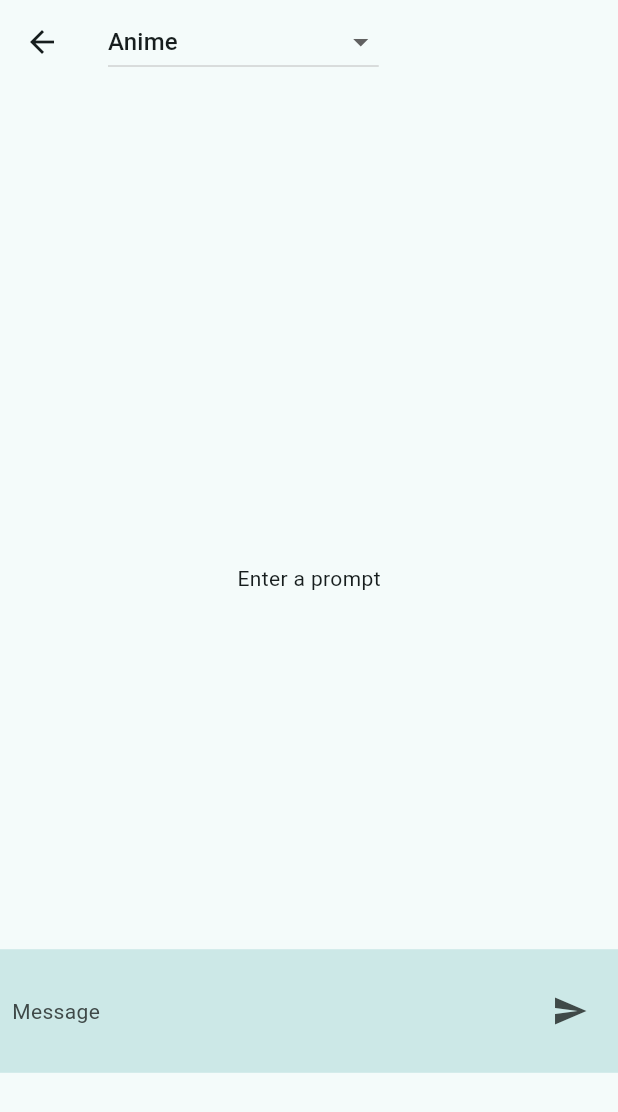
After one commit to vchib1/chat-ai-demo, a Flutter app: the screen it shows after launch, after a tap on "Imagine AI Image generator", on a phone screen of 412 x 824 dp. The commit adds this screen. Shown: the top 1112 px of the screen. Run offline on Flutter 3.47's test engine with Material 3 defaults, Android fonts, the light colour scheme and no system bars; our stand-ins replace equatable, flutter_riverpod, image_picker.

Commit message:
added 2nd image generation with art style option

```diff
--- a/lib/main.dart
+++ b/lib/main.dart
@@ -13,7 +13,7 @@ class MyApp extends StatelessWidget {
   @override
   Widget build(BuildContext context) {
     return MaterialApp(
-      title: 'Flutter Demo',
+      title: 'Chat AI Demo',
       theme: ThemeData(
         colorScheme: ColorScheme.fromSeed(seedColor: Colors.cyanAccent),
         useMaterial3: true,
--- /dev/null
+++ b/lib/src/providers/imagine_notifier.dart
@@ -0,0 +1,28 @@
+import 'package:chatgpt_api_demo/src/providers/states/image_states.dart';
+import 'package:flutter_riverpod/flutter_riverpod.dart';
+
+import '../services/api/imagine_ai.dart';
+
+final imagineState = StateNotifierProvider<ImagineStateNotifier, ImagineState>(
+    (ref) => ImagineStateNotifier(api: ImageGenerationAPI()));
+
+class ImagineStateNotifier extends StateNotifier<ImagineState> {
+  final ImageGenerationAPI _api;
+
+  ImagineStateNotifier({required ImageGenerationAPI api})
+      : _api = api,
+        super(ImagineInitialState());
+
+  Future<void> sendPrompt(String prompt, int style) async {
+    try {
+      state = ImagineLoadingState();
+
+      final response =
+          await _api.sendImageProcessingRequest(prompt: prompt, style: style);
+
+      state = ImagineLoadedState(bytes: response);
+    } catch (e) {
+      state = ImagineErrorState(error: e.toString());
+    }
+  }
+}
--- /dev/null
+++ b/lib/src/providers/states/image_states.dart
@@ -0,0 +1,38 @@
+import 'dart:typed_data';
+import '../../models/image_model.dart';
+
+sealed class DallEState {}
+
+class DallEInitialState extends DallEState {}
+
+class DallELoadingState extends DallEState {}
+
+class DallELoadedState extends DallEState {
+  final ImageModel data;
+
+  DallELoadedState({required this.data});
+}
+
+class DallEErrorState extends DallEState {
+  final String error;
+
+  DallEErrorState({required this.error});
+}
+
+sealed class ImagineState {}
+
+class ImagineInitialState extends ImagineState {}
+
+class ImagineLoadingState extends ImagineState {}
+
+class ImagineLoadedState extends ImagineState {
+  final Uint8List bytes;
+
+  ImagineLoadedState({required this.bytes});
+}
+
+class ImagineErrorState extends ImagineState {
+  final String error;
+
+  ImagineErrorState({required this.error});
+}
--- a/lib/src/views/home_page.dart
+++ b/lib/src/views/home_page.dart
@@ -1,6 +1,7 @@
 import 'package:chatgpt_api_demo/src/utils/extensions/build_context.dart';
 import 'package:chatgpt_api_demo/src/views/chat_page.dart';
-import 'package:chatgpt_api_demo/src/views/image_page.dart';
+import 'package:chatgpt_api_demo/src/views/dall_e_ai.dart';
+import 'package:chatgpt_api_demo/src/views/imagine_ai.dart';
 import 'package:flutter/material.dart';
 
 class HomePage extends StatefulWidget {
@@ -21,15 +22,21 @@ class _HomePageState extends State<HomePage> {
           children: [
             MaterialButton(
               color: context.colorScheme.secondaryContainer,
-              minWidth: MediaQuery.of(context).size.width * .50,
+              minWidth: context.width * .50,
               onPressed: () => context.push(page: const ChatPage()),
               child: const Text("ChatBot"),
             ),
             MaterialButton(
               color: context.colorScheme.secondaryContainer,
-              minWidth: MediaQuery.of(context).size.width * .50,
-              onPressed: () => context.push(page: const ImagePage()),
-              child: const Text("Image"),
+              minWidth: context.width * .50,
+              onPressed: () => context.push(page: const DallEPage()),
+              child: const Text("Dall-e Image generator"),
+            ),
+            MaterialButton(
+              color: context.colorScheme.secondaryContainer,
+              minWidth: context.width * .50,
+              onPressed: () => context.push(page: const ImagineAIPage()),
+              child: const Text("Imagine AI Image generator"),
             ),
           ],
         ),
--- /dev/null
+++ b/lib/src/views/imagine_ai.dart
@@ -0,0 +1,129 @@
+import 'package:chatgpt_api_demo/src/providers/states/image_states.dart';
+import 'package:flutter/material.dart';
+import 'package:flutter_riverpod/flutter_riverpod.dart';
+import '../providers/imagine_notifier.dart';
+
+class ImagineAIPage extends StatefulWidget {
+  const ImagineAIPage({super.key});
+
+  @override
+  State<ImagineAIPage> createState() => _ImagineAIPageState();
+}
+
+class _ImagineAIPageState extends State<ImagineAIPage> {
+  //
+  late TextEditingController _controller;
+
+  late int _selectedArtStyle;
+
+  final List<List<dynamic>> _artStyleOptions = [
+    ["Anime", 21],
+    ["Portrait", 26],
+    ["Realistic", 29],
+    ["Imagine V1", 27],
+    ["Imagine V3", 28],
+    ["Imagine V4", 30],
+    ["Imagine V4 - Creative", 31],
+    ["Imagine V4.1", 32],
+    ["Imagine V5", 33],
+  ];
+
+  @override
+  void initState() {
+    super.initState();
+    _controller = TextEditingController();
+    _selectedArtStyle = _artStyleOptions.first[1];
+  }
+
+  @override
+  void dispose() {
+    super.dispose();
+    _controller.dispose();
+  }
+
+  Future<void> _sendPrompt(WidgetRef ref) async {
+    final prompt = _controller.text.trim();
+
+    if (prompt.isEmpty) {
+      return;
+    }
+    _controller.clear();
+    await ref.read(imagineState.notifier).sendPrompt(prompt, _selectedArtStyle);
+  }
+
+  @override
+  Widget build(BuildContext context) {
+    return Scaffold(
+      appBar: AppBar(
+        title: DropdownButton(
+            value: _selectedArtStyle,
+            items: _artStyleOptions
+                .map((e) => DropdownMenuItem(
+                      value: e[1] as int,
+                      child: Text(e[0]),
+                    ))
+                .toList(),
+            onChanged: (value) => setState(() => _selectedArtStyle = value!)),
+      ),
+      body: Stack(
+        alignment: Alignment.bottomCenter,
+        children: [
+          SizedBox(
+            height: MediaQuery.of(context).size.height * .80,
+            child: Consumer(
+              builder: (context, ref, child) {
+                final state = ref.watch(imagineState);
+
+                switch (state) {
+                  case ImagineInitialState():
+                    return const Center(child: Text("Enter a prompt"));
+
+                  case ImagineLoadingState():
+                    return const Center(child: CircularProgressIndicator());
+
+                  case ImagineLoadedState():
+                    return Container(
+                      alignment: Alignment.center,
+                      height: MediaQuery.of(context).size.height * .80,
+                      child: Image.memory(state.bytes),
+                    );
+
+                  case ImagineErrorState():
+                    return Center(child: Text(state.error));
+                }
+              },
+            ),
+          ),
+          Consumer(
+            builder: (context, ref, child) {
+              return Container(
+                height: MediaQuery.of(context).size.height * .1,
+                padding: const EdgeInsets.symmetric(horizontal: 8.0),
+                color: Theme.of(context).colorScheme.secondaryContainer,
+                child: Row(
+                  children: [
+                    Expanded(
+                      child: TextField(
+                        controller: _controller,
+                        style: Theme.of(context).textTheme.bodyMedium,
+                        onSubmitted: (_) => _sendPrompt(ref),
+                        decoration: const InputDecoration(
+                          hintText: "Message",
+                          border: InputBorder.none,
+                        ),
+                      ),
+                    ),
+                    IconButton(
+                      onPressed: () => _sendPrompt(ref),
+                      icon: const Icon(Icons.send),
+                    ),
+                  ],
+                ),
+              );
+            },
+          ),
+        ],
+      ),
+    );
+  }
+}
--- a/pubspec.yaml
+++ b/pubspec.yaml
@@ -41,6 +41,7 @@ dependencies:
   image_picker: ^1.0.7
   fl_chart: ^0.66.1
   flutter_riverpod: ^2.4.10
+  dio: ^5.4.0
 
 dev_dependencies:
   flutter_test:
```
Also changed, not shown: lib/src/providers/dall_e_provider.dart (added, +27 -0 lines), lib/src/providers/image_provider.dart (deleted, +0 -47 lines), lib/src/services/api/image_.dart (deleted, +0 -39 lines), lib/src/services/api/imagine_ai.dart (added, +82 -0 lines), lib/src/services/api/open_ai.dart (+32 -54 lines), lib/src/utils/extensions/build_context.dart (+4 -3 lines), lib/src/views/dall_e_ai.dart (renamed from lib/src/views/image_page.dart, +14 -12 lines), pubspec.lock.
